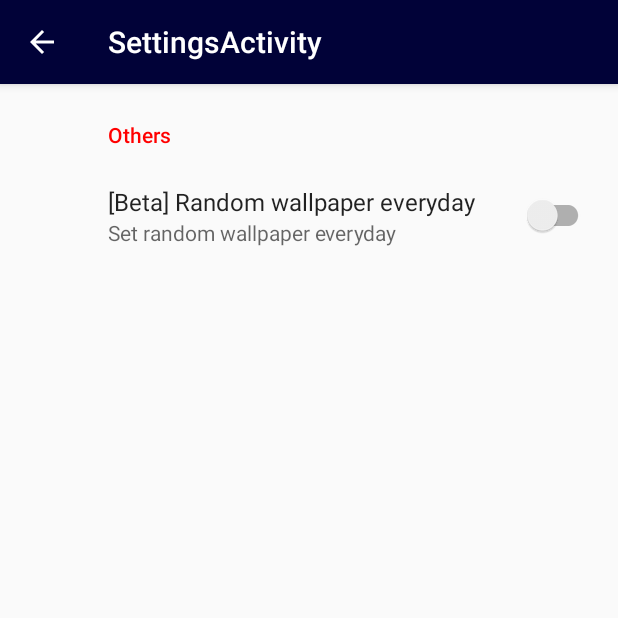
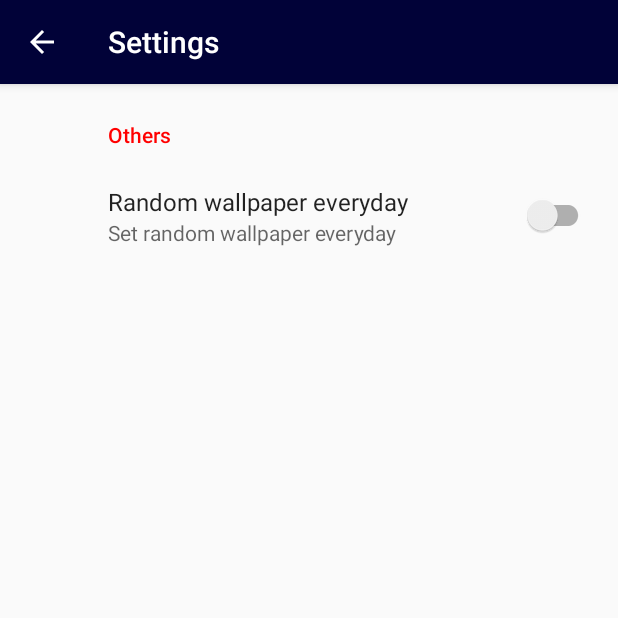
Before and after one commit to andr-drgm/WallApp-Wallpaper, an Android app: the SettingsActivity screen opened directly, with no data from a screen before it, on a phone screen of 412 x 824 dp, the top half of it. Run offline under Robolectric (Android 15) with nearby library versions, the phone set to English and light mode, and no system bars; our stand-ins replace androidx.preference.

```diff
--- a/app/build.gradle
+++ b/app/build.gradle
@@ -10,7 +10,7 @@ android {
         minSdkVersion 24
         targetSdkVersion 30
         versionCode 3
-        versionName "1.0.2"
+        versionName "Locomotive v1.0.2"
 
         testInstrumentationRunner "androidx.test.runner.AndroidJUnitRunner"
     }
--- a/app/src/main/java/com/adrw/wallappwallpaper/SettingsActivity.java
+++ b/app/src/main/java/com/adrw/wallappwallpaper/SettingsActivity.java
@@ -20,6 +20,7 @@ public class SettingsActivity extends AppCompatActivity {
                 .replace(R.id.settings, new SettingsFragment())
                 .commit();
         ActionBar actionBar = getSupportActionBar();
+        actionBar.setTitle("Settings");
         if (actionBar != null) {
             actionBar.setDisplayHomeAsUpEnabled(true);
         }
--- a/app/src/main/res/xml/root_preferences.xml
+++ b/app/src/main/res/xml/root_preferences.xml
@@ -4,7 +4,7 @@
 
         <SwitchPreferenceCompat
             app:key="autoChange"
-            app:title="[Beta] Random wallpaper everyday"
+            app:title="Random wallpaper everyday"
             app:summary="Set random wallpaper everyday"/>
 
     </PreferenceCategory>
```
Also changed, not shown: app/src/main/java/com/adrw/wallappwallpaper/WallPaperFetcher.java (+5 -5 lines).
